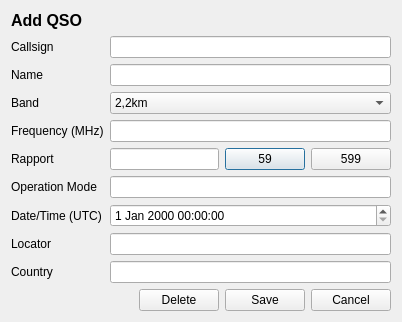
Qt form forms/QSOAddDialog/qsoadddialog.ui (jj01101010/EasyHamLog) before a commit.
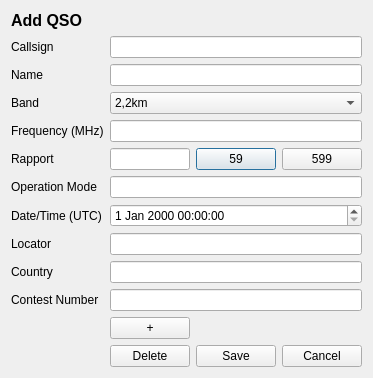
The same form after that commit.

Commit message: Added contest functions to database

Patch:
```diff
--- a/forms/QSOAddDialog/qsoadddialog.ui
+++ b/forms/QSOAddDialog/qsoadddialog.ui
@@ -6,8 +6,8 @@
    <rect>
     <x>0</x>
     <y>0</y>
-    <width>402</width>
-    <height>319</height>
+    <width>351</width>
+    <height>369</height>
    </rect>
   </property>
   <property name="sizePolicy">
@@ -215,13 +215,16 @@
    <item row="12" column="1">
     <widget class="QLineEdit" name="countryEdit"/>
    </item>
-   <item row="13" column="1">
+   <item row="15" column="1">
     <layout class="QHBoxLayout" name="horizontalLayout_2">
      <item>
       <spacer name="horizontalSpacer">
        <property name="orientation">
         <enum>Qt::Horizontal</enum>
        </property>
+       <property name="sizeType">
+        <enum>QSizePolicy::Expanding</enum>
+       </property>
        <property name="sizeHint" stdset="0">
         <size>
          <width>40</width>
@@ -397,6 +400,46 @@
      </item>
     </widget>
    </item>
+   <item row="13" column="0">
+    <widget class="QLabel" name="labelContest">
+     <property name="text">
+      <string>Contest Number</string>
+     </property>
+    </widget>
+   </item>
+   <item row="14" column="1">
+    <layout class="QHBoxLayout" name="horizontalLayout_3">
+     <item>
+      <widget class="QPushButton" name="addContestInfoButton">
+       <property name="sizePolicy">
+        <sizepolicy hsizetype="Fixed" vsizetype="Fixed">
+         <horstretch>0</horstretch>
+         <verstretch>0</verstretch>
+        </sizepolicy>
+       </property>
+       <property name="text">
+        <string>+</string>
+       </property>
+      </widget>
+     </item>
+     <item>
+      <spacer name="horizontalSpacer_3">
+       <property name="orientation">
+        <enum>Qt::Horizontal</enum>
+       </property>
+       <property name="sizeHint" stdset="0">
+        <size>
+         <width>40</width>
+         <height>20</height>
+        </size>
+       </property>
+      </spacer>
+     </item>
+    </layout>
+   </item>
+   <item row="13" column="1">
+    <widget class="QLineEdit" name="contestNumber"/>
+   </item>
   </layout>
   <zorder>callsignEdit</zorder>
   <zorder>title</zorder>
```
Left out of the diff: 3 changed lines with no effect on the pictures. The commit also changes 6 other files.
